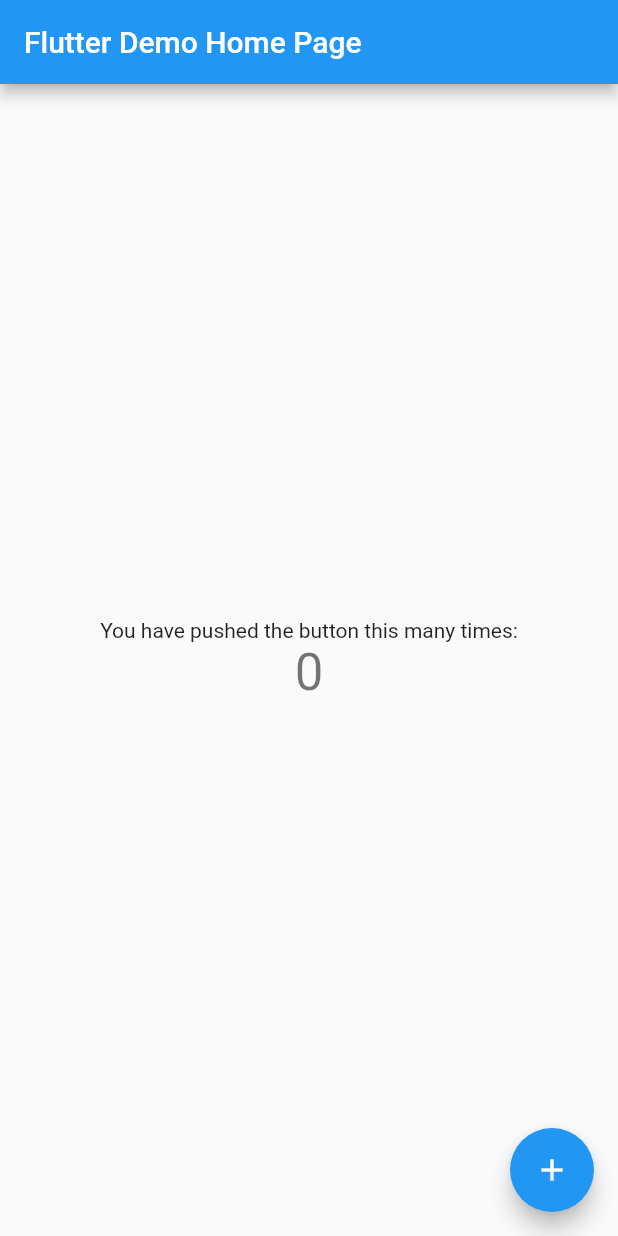
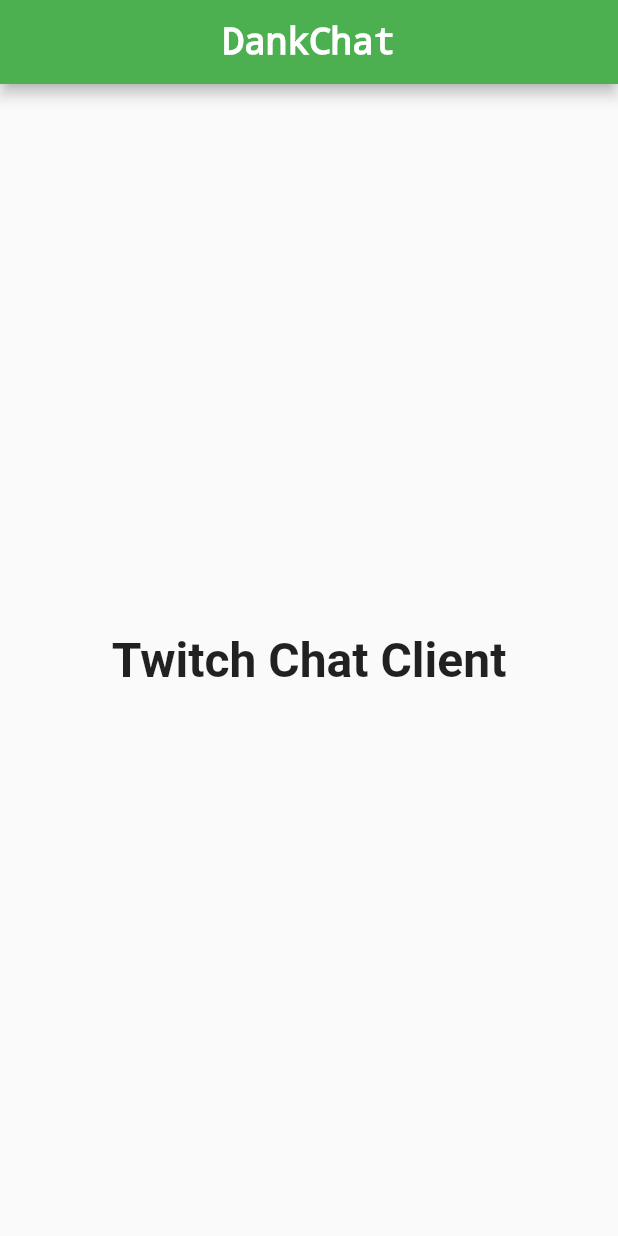
Before and after one commit to FourLineCode/dankchat, a Flutter app: the screen it shows after launch, on a phone screen of 412 x 824 dp. Run offline on Flutter 3.47's test engine with Material 2 defaults, Android fonts, the phone set to English and light mode, and no system bars; missing offline and left inert: tmi.

Commit message:
twitch service and message parsing added

```diff
--- a/lib/main.dart
+++ b/lib/main.dart
@@ -1,3 +1,4 @@
+import 'package:dankchat/widgets/home.dart';
 import 'package:flutter/material.dart';
 
 void main() => runApp(const MyApp());
@@ -8,58 +9,11 @@
   @override
   Widget build(BuildContext context) {
     return MaterialApp(
-      title: 'Flutter Demo',
+      title: 'DankChat',
       theme: ThemeData(
-        primarySwatch: Colors.blue,
+        primarySwatch: Colors.green,
       ),
-      home: const MyHomePage(title: 'Flutter Demo Home Page'),
+      home: const Home(),
     );
   }
 }
-
-class MyHomePage extends StatefulWidget {
-  final String title;
-
-  const MyHomePage({Key? key, required this.title}) : super(key: key);
-
-  @override
-  State<MyHomePage> createState() => _MyHomePageState();
-}
-
-class _MyHomePageState extends State<MyHomePage> {
-  int _counter = 0;
-
-  void _incrementCounter() {
-    setState(() {
-      _counter++;
-    });
-  }
-
-  @override
-  Widget build(BuildContext context) {
-    return Scaffold(
-      appBar: AppBar(
-        title: Text(widget.title),
-      ),
-      body: Center(
-        child: Column(
-          mainAxisAlignment: MainAxisAlignment.center,
-          children: <Widget>[
-            const Text(
-              'You have pushed the button this many times:',
-            ),
-            Text(
-              '$_counter',
-              style: Theme.of(context).textTheme.headline4,
-            ),
-          ],
-        ),
-      ),
-      floatingActionButton: FloatingActionButton(
-        onPressed: _incrementCounter,
-        tooltip: 'Increment',
-        child: const Icon(Icons.add),
-      ),
-    );
-  }
-}
--- /dev/null
+++ b/lib/services/twitch_message.dart
@@ -0,0 +1,10 @@
+import 'package:dankchat/services/twitch_user.dart';
+
+class TwitchMessage {
+  String text;
+  String channel;
+  TwitchUser user;
+
+  TwitchMessage(
+      {required this.text, required this.user, required this.channel});
+}
--- /dev/null
+++ b/lib/services/twitch_service.dart
@@ -0,0 +1,28 @@
+// ignore: import_of_legacy_library_into_null_safe
+import 'package:dankchat/services/twitch_message.dart';
+import 'package:dankchat/services/twitch_user.dart';
+// ignore: import_of_legacy_library_into_null_safe
+import 'package:tmi/tmi.dart' as tmi;
+
+class TwitchService {
+  TwitchService();
+
+  tmi.Client connect({required String channel}) {
+    final client = tmi.Client(channels: channel, secure: true);
+    client.connect();
+
+    return client;
+  }
+
+  static TwitchMessage parseMessage(
+      String channel, String message, Map userstate) {
+    TwitchUser user = TwitchUser(
+        username: userstate['username'],
+        displayName: userstate['display-name'],
+        userId: userstate['user-id'],
+        userColor: userstate['color'],
+        moderator: userstate['mod'],
+        subscriber: userstate['subscriber']);
+    return TwitchMessage(text: message, user: user, channel: channel);
+  }
+}
--- /dev/null
+++ b/lib/services/twitch_user.dart
@@ -0,0 +1,19 @@
+class TwitchUser {
+  String username;
+  String displayName;
+  String userId;
+  String userColor;
+  bool moderator = false;
+  bool subscriber = false;
+
+  TwitchUser(
+      {required this.username,
+      required this.displayName,
+      required this.userId,
+      required this.userColor,
+      moderator,
+      subscriber}) {
+    this.moderator = moderator ?? this.moderator;
+    this.subscriber = subscriber ?? this.subscriber;
+  }
+}
--- /dev/null
+++ b/lib/widgets/home.dart
@@ -0,0 +1,58 @@
+import 'package:dankchat/services/twitch_message.dart';
+import 'package:dankchat/services/twitch_service.dart';
+import 'package:flutter/material.dart';
+
+class Home extends StatefulWidget {
+  const Home({Key? key}) : super(key: key);
+
+  @override
+  _HomeState createState() => _HomeState();
+}
+
+class _HomeState extends State<Home> {
+  final List<TwitchMessage> _messages = [];
+
+  @override
+  void initState() {
+    super.initState();
+
+    TwitchService ts = TwitchService();
+    var client = ts.connect(channel: 'sodapoppin');
+
+    client.on("message", (channel, userstate, message, self) {
+      TwitchMessage msg =
+          TwitchService.parseMessage(channel, message, userstate);
+
+      setState(() {
+        _messages.add(msg);
+
+        if (_messages.length > 100) {
+          _messages.removeAt(0);
+        }
+        print(_messages.length);
+      });
+    });
+  }
+
+  @override
+  Widget build(BuildContext context) {
+    return Scaffold(
+      appBar: AppBar(
+        title: const Text(
+          'DankChat',
+          style: TextStyle(
+              fontSize: 24,
+              fontFamily: 'monospace',
+              fontWeight: FontWeight.bold),
+        ),
+        centerTitle: true,
+      ),
+      body: const Center(
+        child: Text(
+          'Twitch Chat Client',
+          style: TextStyle(fontSize: 32, fontWeight: FontWeight.bold),
+        ),
+      ),
+    );
+  }
+}
--- a/pubspec.yaml
+++ b/pubspec.yaml
@@ -29,6 +29,7 @@
 dependencies:
   flutter:
     sdk: flutter
+  tmi: ^0.0.4
 
 
   # The following adds the Cupertino Icons font to your application.
```
Also changed, not shown: pubspec.lock.
